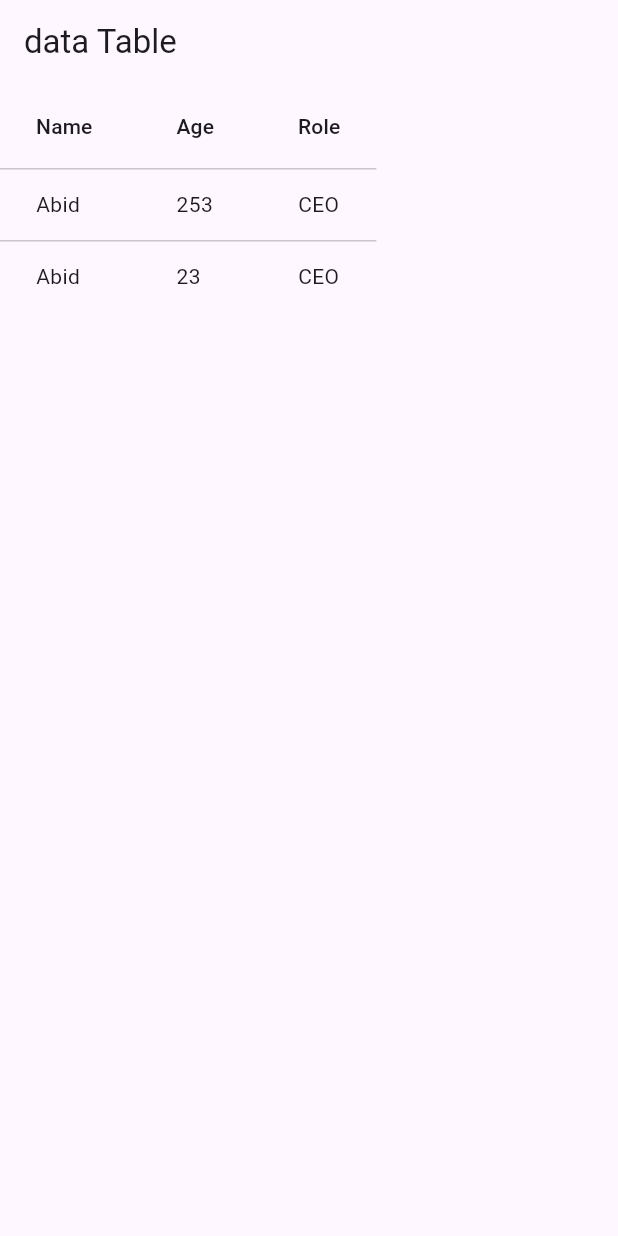
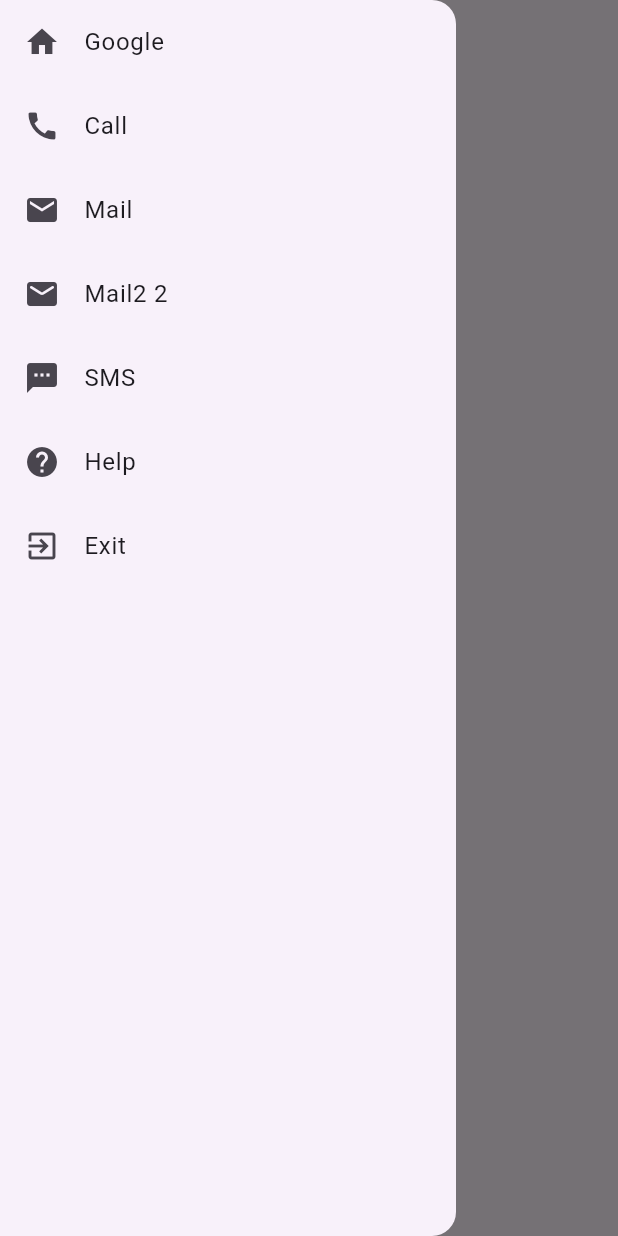
Before and after one commit to mahbub-hasan-abid/flutter_test, a Flutter app: the dataTable screen opened directly, with the side drawer open (before the commit the screen has no drawer), on a phone screen of 412 x 824 dp. Run offline on Flutter 3.47's test engine with Material 3 defaults, Android fonts, the phone set to English and light mode, and no system bars; our stand-ins replace flare_flutter, fluttertoast, image_picker, introduction_screen, shared_preferences; accounts and stored records are empty.

```diff
--- a/lib/data_table.dart
+++ b/lib/data_table.dart
@@ -1,7 +1,8 @@
 import 'package:flutter/material.dart';
+import 'package:url_launcher/url_launcher.dart';
 
 void main(List<String> args) {
-  runApp(myApp());
+  runApp(const myApp());
 }
 
 class myApp extends StatelessWidget {
@@ -14,14 +15,89 @@ class myApp extends StatelessWidget {
   }
 }
 
+// ignore: must_be_immutable
 class dataTable extends StatelessWidget {
-  const dataTable({super.key});
-
+  dataTable({super.key});
+  var urlG = 'https://www.google.com';
+  var urlY = 'tel:01795107577';
+  final Uri emailLaunchUri = Uri(
+    scheme: 'mailto',
+    path: 'smith@example.com',
+  );
+  final Uri smsLaunchUri = Uri(
+    scheme: 'sms',
+    path: '01795107577',
+    queryParameters: <String, String>{
+      'body': Uri.encodeComponent(
+          'hy broooooooooooooooooooooooooooooooooooo!!!!!!!!!!!!!!!!!!!!'),
+    },
+  );
   @override
   Widget build(BuildContext context) {
-    return Scaffold(
+    return SafeArea(
+      child: Scaffold(
+          drawer: Drawer(
+            child: Column(
+              children: [
+                InkWell(
+                  onTap: () async {
+                    await launchUrl(Uri.parse(urlG));
+                  },
+                  child: const ListTile(
+                    leading: Icon(Icons.home),
+                    title: Text('Google'),
+                  ),
+                ),
+                InkWell(
+                  onTap: () {
+                    launchUrl(Uri.parse(urlY));
+                  },
+                  child: const ListTile(
+                    leading: Icon(Icons.call),
+                    title: Text('Call'),
+                  ),
+                ),
+                InkWell(
+                  onTap: () {
+                    launchUrl(emailLaunchUri);
+                  },
+                  child: const ListTile(
+                    leading: Icon(Icons.mail),
+                    title: Text('Mail'),
+                  ),
+                ),
+                InkWell(
+                  onTap: () {
+                    launchUrl(Uri.parse(
+                        'mailto:mahbubhasanabid00@gmail.com?subject=Leave for a break &body= write what you want'));
+                  },
+                  child: const ListTile(
+                    leading: Icon(Icons.mail_rounded),
+                    title: Text('Mail2 2'),
+                  ),
+                ),
+                InkWell(
+                  onTap: () {
+                    launchUrl(smsLaunchUri);
+                  },
+                  child: const ListTile(
+                    leading: Icon(Icons.sms),
+                    title: Text('SMS'),
+                  ),
+                ),
+                const ListTile(
+                  leading: Icon(Icons.help),
+                  title: Text('Help'),
+                ),
+                const ListTile(
+                  leading: Icon(Icons.exit_to_app),
+                  title: Text('Exit'),
+                ),
+              ],
+            ),
+          ),
           appBar: AppBar(
-          title: Text('data Table'),
+            title: const Text('data Table'),
           ),
           body: DataTable(columns: const [
             DataColumn(label: Text('Name')),
@@ -38,6 +114,7 @@ class dataTable extends StatelessWidget {
               DataCell(Text('23')),
               DataCell(Text('CEO'))
             ]),
-        ]));
+          ])),
+    );
   }
 }
--- a/pubspec.yaml
+++ b/pubspec.yaml
@@ -32,7 +32,6 @@ dependencies:
   flare_flutter: ^3.0.2
   flutter:
     sdk: flutter
-
   flutter_launcher_icons: ^0.13.1
   fluttertoast: ^8.2.4
   freezed: ^2.4.6
@@ -43,6 +42,7 @@ dependencies:
   introduction_screen: ^3.1.12
   provider: ^6.1.1
   shared_preferences: ^2.2.2
+  url_launcher: ^6.2.2
 flutter_launcher_icons:
   android: "launcher_icon"
   ios: true
```
Also changed, not shown: lib/image_picker.dart (+13 -0 lines), lib/text_validation.dart (+14 -0 lines), pubspec.lock, 5 other files. Lines whose indentation alone changed are shown as unchanged.
